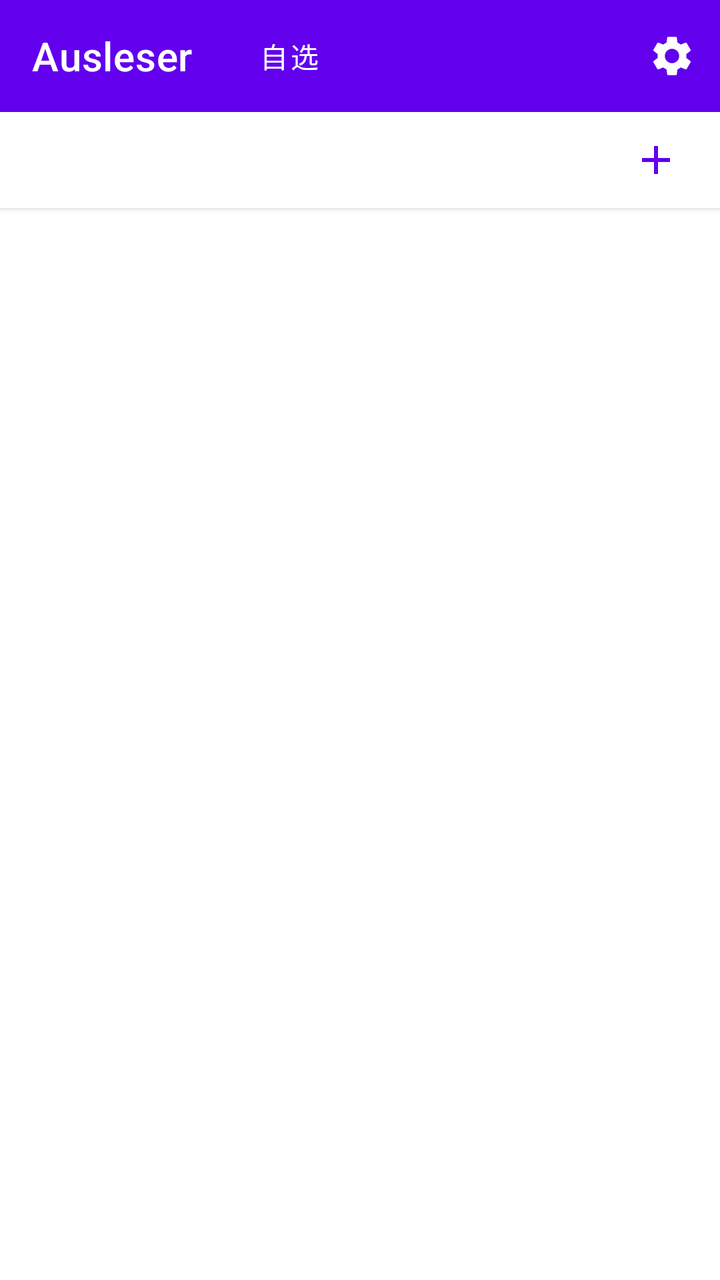
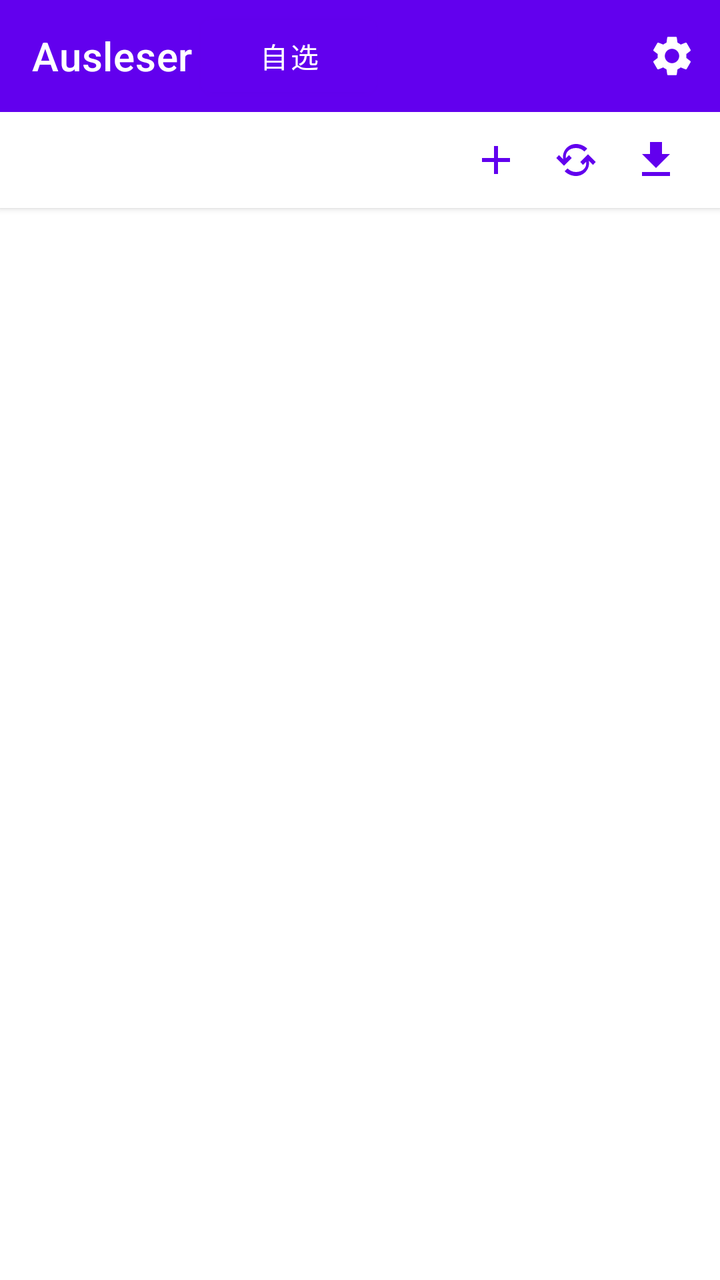

An Android layout rendered at two revisions. The XML below is the earlier revision; the diff shows what the commit changed to produce the second picture.
<!-- AndroidManifest.xml: application theme Theme.Ausleser -->
<!-- res/layout/activity_main.xml -->
<?xml version="1.0" encoding="utf-8"?>
<LinearLayout xmlns:android="http://schemas.android.com/apk/res/android"
    xmlns:app="http://schemas.android.com/apk/res-auto"
    xmlns:tools="http://schemas.android.com/tools"
    android:layout_width="match_parent"
    android:layout_height="match_parent"
    android:orientation="vertical"
    tools:context=".MainActivity">

    <com.google.android.material.appbar.AppBarLayout
        android:layout_width="match_parent"
        android:layout_height="wrap_content"
        android:fitsSystemWindows="true">

        
        <com.google.android.material.appbar.MaterialToolbar
            android:id="@+id/top_toolbar"
            android:layout_width="match_parent"
            android:layout_height="?attr/actionBarSize"
            android:background="?attr/colorPrimary"
            app:title="@string/app_name"
            app:titleTextColor="?attr/colorOnPrimary">

            
            <Button
                android:id="@+id/btn_selber_select"
                android:layout_width="wrap_content"
                android:layout_height="wrap_content"
                android:layout_gravity="start|center_vertical"
                android:layout_marginStart="8dp"
                android:text="@string/selber_select" />

            
            <ImageButton
                android:id="@+id/btn_settings"
                android:layout_width="40dp"
                android:layout_height="40dp"
                android:layout_gravity="end|center_vertical"
                android:layout_marginEnd="4dp"
                android:background="?attr/selectableItemBackgroundBorderless"
                android:contentDescription="@string/settings_action"
                android:padding="8dp"
                android:scaleType="centerInside"
                android:src="@drawable/ic_settings"
                app:tint="?attr/colorOnPrimary" />
        </com.google.android.material.appbar.MaterialToolbar>

        
        <LinearLayout
            android:id="@+id/sub_bar"
            android:layout_width="match_parent"
            android:layout_height="wrap_content"
            android:background="?attr/colorSurface"
            android:gravity="center_vertical"
            android:orientation="horizontal"
            android:visibility="gone"
            tools:visibility="visible">

            <HorizontalScrollView
                android:layout_width="0dp"
                android:layout_height="wrap_content"
                android:layout_weight="1"
                android:scrollbars="none">

                <com.google.android.material.chip.ChipGroup
                    android:id="@+id/group_chip_group"
                    android:layout_width="wrap_content"
                    android:layout_height="wrap_content"
                    android:paddingHorizontal="12dp"
                    android:paddingVertical="8dp"
                    app:singleLine="true"
                    app:singleSelection="true" />
            </HorizontalScrollView>

            <Button
                android:id="@+id/btn_group_manage"
                style="?attr/materialButtonOutlinedStyle"
                android:layout_width="wrap_content"
                android:layout_height="wrap_content"
                android:layout_marginEnd="8dp"
                android:minWidth="0dp"
                android:text="@string/group_manage" />
        </LinearLayout>
    </com.google.android.material.appbar.AppBarLayout>

    
    <LinearLayout
        android:layout_width="match_parent"
        android:layout_height="0dp"
        android:layout_weight="1"
        android:orientation="vertical">

        
        <LinearLayout
            android:id="@+id/stocks_toolbar"
            android:layout_width="match_parent"
            android:layout_height="48dp"
            android:background="?attr/colorSurface"
            android:elevation="2dp"
            android:gravity="center_vertical"
            android:orientation="horizontal"
            android:paddingHorizontal="12dp">

            <TextView
                android:id="@+id/tv_stocks_title"
                android:layout_width="0dp"
                android:layout_height="wrap_content"
                android:layout_weight="1"
                android:ellipsize="end"
                android:maxLines="1"
                android:textSize="18sp"
                android:textColor="?attr/colorOnSurface" />

            <ImageButton
                android:id="@+id/btn_add_stock"
                android:layout_width="40dp"
                android:layout_height="40dp"
                android:background="?attr/selectableItemBackgroundBorderless"
                android:focusable="false"
                android:focusableInTouchMode="false"
                android:contentDescription="@string/add_stock_action"
                android:padding="8dp"
                android:scaleType="centerInside"
                android:src="@drawable/ic_add"
                app:tint="?attr/colorPrimary" />
        </LinearLayout>

        <FrameLayout
            android:layout_width="match_parent"
            android:layout_height="0dp"
            android:layout_weight="1">

            <androidx.recyclerview.widget.RecyclerView
                android:id="@+id/rv_stocks"
                android:layout_width="match_parent"
                android:layout_height="match_parent"
                android:clipToPadding="false" />

            <TextView
                android:id="@+id/tv_stocks_empty"
                android:layout_width="wrap_content"
                android:layout_height="wrap_content"
                android:layout_gravity="center"
                android:text="@string/empty_stocks"
                android:textSize="14sp"
                android:textColor="?attr/colorOnSurface"
                android:visibility="gone" />
        </FrameLayout>
    </LinearLayout>

</LinearLayout>
<!-- resources referenced by this layout -->
<resources>
  <!-- drawable ic_add (drawable) -->
  <vector xmlns:android="http://schemas.android.com/apk/res/android"
      android:width="24dp"
      android:height="24dp"
      android:viewportWidth="24"
      android:viewportHeight="24">
      <path
          android:fillColor="#FFFFFFFF"
          android:pathData="M19,13h-6v6h-2v-6H5v-2h6V5h2v6h6v2z" />
  </vector>
  <!-- drawable ic_settings (drawable) -->
  <vector xmlns:android="http://schemas.android.com/apk/res/android"
      android:width="24dp"
      android:height="24dp"
      android:viewportWidth="24"
      android:viewportHeight="24">
      <path
          android:fillColor="#FFFFFFFF"
          android:pathData="M19.14,12.94c0.04,-0.3 0.06,-0.61 0.06,-0.94c0,-0.32 -0.02,-0.64 -0.07,-0.94l2.03,-1.58c0.18,-0.14 0.23,-0.41 0.12,-0.61l-1.92,-3.32c-0.12,-0.22 -0.37,-0.29 -0.59,-0.22l-2.39,0.96c-0.5,-0.38 -1.03,-0.7 -1.62,-0.94L14.4,2.81c-0.04,-0.24 -0.24,-0.41 -0.48,-0.41h-3.84c-0.24,0 -0.43,0.17 -0.47,0.41L9.25,5.35C8.66,5.59 8.12,5.92 7.63,6.29L5.24,5.33c-0.22,-0.08 -0.47,0 -0.59,0.22L2.74,8.87C2.62,9.08 2.66,9.34 2.86,9.48l2.03,1.58C4.84,11.36 4.8,11.69 4.8,12s0.02,0.64 0.07,0.94l-2.03,1.58c-0.18,0.14 -0.23,0.41 -0.12,0.61l1.92,3.32c0.12,0.22 0.37,0.29 0.59,0.22l2.39,-0.96c0.5,0.38 1.03,0.7 1.62,0.94l0.36,2.54c0.05,0.24 0.24,0.41 0.48,0.41h3.84c0.24,0 0.44,-0.17 0.47,-0.41l0.36,-2.54c0.59,-0.24 1.13,-0.56 1.62,-0.94l2.39,0.96c0.22,0.08 0.47,0 0.59,-0.22l1.92,-3.32c0.12,-0.22 0.07,-0.47 -0.12,-0.61L19.14,12.94zM12,15.6c-1.98,0 -3.6,-1.62 -3.6,-3.6s1.62,-3.6 3.6,-3.6s3.6,1.62 3.6,3.6S13.98,15.6 12,15.6z" />
  </vector>
  <string name="add_stock_action">添加自选</string>
  <string name="app_name">Ausleser</string>
  <string name="empty_stocks">暂无自选，点击右上角 + 添加</string>
  <string name="group_manage">群组管理</string>
  <string name="selber_select">自选</string>
  <string name="settings_action">服务器设置</string>
  <style name="Theme.Ausleser" parent="Theme.MaterialComponents.DayNight.NoActionBar">
          
          <item name="colorPrimary">@color/purple_500</item>
          <item name="colorPrimaryVariant">@color/purple_700</item>
          <item name="colorOnPrimary">@color/white</item>
          
          <item name="colorSecondary">@color/teal_200</item>
          <item name="colorSecondaryVariant">@color/teal_700</item>
          <item name="colorOnSecondary">@color/black</item>
          
          <item name="android:statusBarColor">?attr/colorPrimaryVariant</item>
          
      </style>
  <color name="purple_500">#FF6200EE</color>
  <color name="purple_700">#FF3700B3</color>
  <color name="white">#FFFFFFFF</color>
  <color name="teal_200">#FF03DAC5</color>
  <color name="teal_700">#FF018786</color>
  <color name="black">#FF000000</color>
</resources>

<!-- the commit's change to res/layout/activity_main.xml (unified diff, before → after) -->
@@ -77,9 +77,10 @@
                 style="?attr/materialButtonOutlinedStyle"
                 android:layout_width="wrap_content"
                 android:layout_height="wrap_content"
-                android:layout_marginEnd="8dp"
+                android:layout_marginEnd="4dp"
                 android:minWidth="0dp"
                 android:text="@string/group_manage" />
+
         </LinearLayout>
     </com.google.android.material.appbar.AppBarLayout>
 
@@ -92,7 +93,7 @@
 
         
         <LinearLayout
-            android:id="@+id/stocks_toolbar"
+            android:id="@+id/members_toolbar"
             android:layout_width="match_parent"
             android:layout_height="48dp"
             android:background="?attr/colorSurface"
@@ -102,7 +103,7 @@
             android:paddingHorizontal="12dp">
 
             <TextView
-                android:id="@+id/tv_stocks_title"
+                android:id="@+id/tv_members_title"
                 android:layout_width="0dp"
                 android:layout_height="wrap_content"
                 android:layout_weight="1"
@@ -112,16 +113,38 @@
                 android:textColor="?attr/colorOnSurface" />
 
             <ImageButton
-                android:id="@+id/btn_add_stock"
+                android:id="@+id/btn_add_member"
                 android:layout_width="40dp"
                 android:layout_height="40dp"
                 android:background="?attr/selectableItemBackgroundBorderless"
                 android:focusable="false"
                 android:focusableInTouchMode="false"
-                android:contentDescription="@string/add_stock_action"
+                android:contentDescription="@string/add_member_action"
                 android:padding="8dp"
                 android:scaleType="centerInside"
                 android:src="@drawable/ic_add"
+                app:tint="?attr/colorPrimary" />
+
+            <ImageButton
+                android:id="@+id/btn_sync_group"
+                android:layout_width="40dp"
+                android:layout_height="40dp"
+                android:background="?attr/selectableItemBackgroundBorderless"
+                android:contentDescription="@string/sync_group_action"
+                android:padding="8dp"
+                android:scaleType="centerInside"
+                android:src="@drawable/ic_sync"
+                app:tint="?attr/colorPrimary" />
+
+            <ImageButton
+                android:id="@+id/btn_download_group"
+                android:layout_width="40dp"
+                android:layout_height="40dp"
+                android:background="?attr/selectableItemBackgroundBorderless"
+                android:contentDescription="@string/download_group_action"
+                android:padding="8dp"
+                android:scaleType="centerInside"
+                android:src="@drawable/ic_download"
                 app:tint="?attr/colorPrimary" />
         </LinearLayout>
 
@@ -131,17 +154,17 @@
             android:layout_weight="1">
 
             <androidx.recyclerview.widget.RecyclerView
-                android:id="@+id/rv_stocks"
+                android:id="@+id/rv_members"
                 android:layout_width="match_parent"
                 android:layout_height="match_parent"
                 android:clipToPadding="false" />
 
             <TextView
-                android:id="@+id/tv_stocks_empty"
+                android:id="@+id/tv_members_empty"
                 android:layout_width="wrap_content"
                 android:layout_height="wrap_content"
                 android:layout_gravity="center"
-                android:text="@string/empty_stocks"
+                android:text="@string/empty_members"
                 android:textSize="14sp"
                 android:textColor="?attr/colorOnSurface"
                 android:visibility="gone" />
<!-- resource entries referenced after the edit -->
@@ -10,6 +10,17 @@
           android:fillColor="#FFFFFFFF"
           android:pathData="M19,13h-6v6h-2v-6H5v-2h6V5h2v6h6v2z" />
   </vector>
+  <!-- drawable ic_download (drawable) -->
+  <?xml version="1.0" encoding="utf-8"?>
+  <vector xmlns:android="http://schemas.android.com/apk/res/android"
+      android:width="24dp"
+      android:height="24dp"
+      android:viewportWidth="24"
+      android:viewportHeight="24">
+      <path
+          android:fillColor="#000000"
+          android:pathData="M19,9h-4V3H9v6H5l7,7 7,-7zM5,18v2h14v-2H5z" />
+  </vector>
   <!-- drawable ic_settings (drawable) -->
   <vector xmlns:android="http://schemas.android.com/apk/res/android"
       android:width="24dp"
@@ -20,12 +31,24 @@
           android:fillColor="#FFFFFFFF"
           android:pathData="M19.14,12.94c0.04,-0.3 0.06,-0.61 0.06,-0.94c0,-0.32 -0.02,-0.64 -0.07,-0.94l2.03,-1.58c0.18,-0.14 0.23,-0.41 0.12,-0.61l-1.92,-3.32c-0.12,-0.22 -0.37,-0.29 -0.59,-0.22l-2.39,0.96c-0.5,-0.38 -1.03,-0.7 -1.62,-0.94L14.4,2.81c-0.04,-0.24 -0.24,-0.41 -0.48,-0.41h-3.84c-0.24,0 -0.43,0.17 -0.47,0.41L9.25,5.35C8.66,5.59 8.12,5.92 7.63,6.29L5.24,5.33c-0.22,-0.08 -0.47,0 -0.59,0.22L2.74,8.87C2.62,9.08 2.66,9.34 2.86,9.48l2.03,1.58C4.84,11.36 4.8,11.69 4.8,12s0.02,0.64 0.07,0.94l-2.03,1.58c-0.18,0.14 -0.23,0.41 -0.12,0.61l1.92,3.32c0.12,0.22 0.37,0.29 0.59,0.22l2.39,-0.96c0.5,0.38 1.03,0.7 1.62,0.94l0.36,2.54c0.05,0.24 0.24,0.41 0.48,0.41h3.84c0.24,0 0.44,-0.17 0.47,-0.41l0.36,-2.54c0.59,-0.24 1.13,-0.56 1.62,-0.94l2.39,0.96c0.22,0.08 0.47,0 0.59,-0.22l1.92,-3.32c0.12,-0.22 0.07,-0.47 -0.12,-0.61L19.14,12.94zM12,15.6c-1.98,0 -3.6,-1.62 -3.6,-3.6s1.62,-3.6 3.6,-3.6s3.6,1.62 3.6,3.6S13.98,15.6 12,15.6z" />
   </vector>
-  <string name="add_stock_action">添加自选</string>
+  <!-- drawable ic_sync (drawable) -->
+  <vector xmlns:android="http://schemas.android.com/apk/res/android"
+      android:width="24dp"
+      android:height="24dp"
+      android:viewportWidth="24"
+      android:viewportHeight="24">
+      <path
+          android:fillColor="#FFFFFFFF"
+          android:pathData="M17.65,6.35C16.2,4.9 14.21,4 12,4c-4.09,0 -7.19,3.72 -6.39,7.69L3.5,9.58 2.09,11 6,14.91 9.91,11 8.5,9.58 6.96,11.12C6.43,8.28 8.6,6 12,6c1.66,0 3.14,0.69 4.22,1.78L17.65,6.35zM18,9.09L14.09,13 15.5,14.42 17.04,12.88C17.57,15.72 15.4,18 12,18c-1.66,0 -3.14,-0.69 -4.22,-1.78L6.35,17.65C7.8,19.1 9.79,20 12,20c4.09,0 7.19,-3.72 6.39,-7.69L20.5,14.42 21.91,13 18,9.09z" />
+  </vector>
+  <string name="add_member_action">添加自选</string>
   <string name="app_name">Ausleser</string>
-  <string name="empty_stocks">暂无自选，点击右上角 + 添加</string>
+  <string name="download_group_action">下载当前群组数据</string>
+  <string name="empty_members">暂无自选，点击右上角 + 添加</string>
   <string name="group_manage">群组管理</string>
   <string name="selber_select">自选</string>
   <string name="settings_action">服务器设置</string>
+  <string name="sync_group_action">同步当前群组</string>
   <style name="Theme.Ausleser" parent="Theme.MaterialComponents.DayNight.NoActionBar">
           
           <item name="colorPrimary">@color/purple_500</item>
